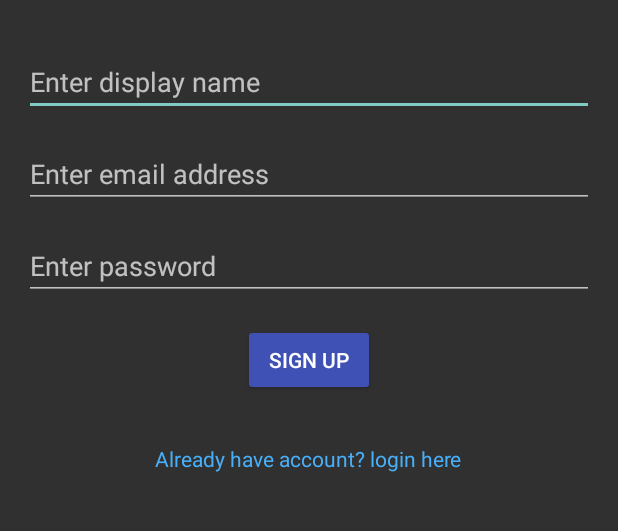
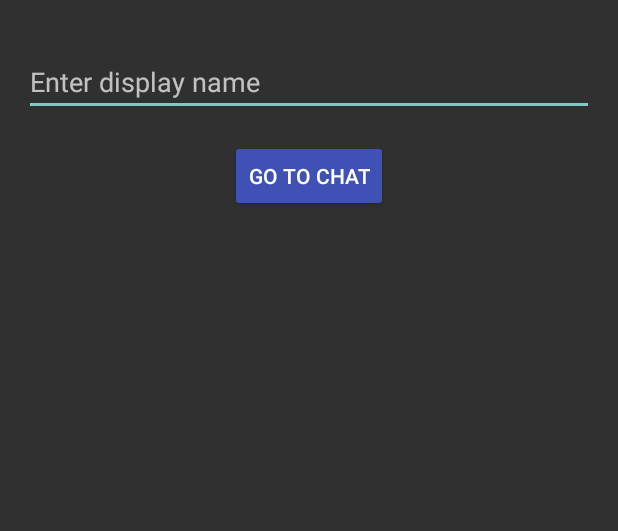
Before and after one commit to iamrahulyadav/hot, an Android app: the RegisterActivity screen opened directly, with no data from a screen before it, on a phone screen of 412 x 824 dp, the part 228-759 px from its top. Run offline under Robolectric (Android 15) with nearby library versions, the phone set to English and light mode, and no system bars; our stand-ins replace Firebase (no records; nobody signed in at launch, a user with empty details on screens opened directly), Picasso; libraries missing offline, so code that uses them is left out: com.arasthel.asyncjob; pictures from the network do not load; Roboto replaces fonts that are not available here.

Commit message:
adding sign in anonymously with just name

```diff
--- a/app/src/main/java/com/hotactress/hot/activities/ChatMainActivity.java
+++ b/app/src/main/java/com/hotactress/hot/activities/ChatMainActivity.java
@@ -86,7 +86,8 @@ public class ChatMainActivity extends PresenceActivity {
     }
 
     public void logout() {
-        FirebaseAuth.getInstance().signOut();
+        Gen.saveLogOutInLocalStorage();
+//        FirebaseAuth.getInstance().signOut();
         Gen.startActivity(this, true, RegisterActivity.class);
     }
 
--- a/app/src/main/java/com/hotactress/hot/activities/StartActivity.java
+++ b/app/src/main/java/com/hotactress/hot/activities/StartActivity.java
@@ -61,7 +61,7 @@ public class StartActivity extends AppCompatActivity {
         if(Gen.isUserOpeningAppForTheFirstTime()) {
             Gen.startActivity(this, true, IntroSliderActivity.class);
         }
-        else if(mAuth.getCurrentUser() != null) {
+        else if(Gen.isUserLoggedInInLocalStorage()) {
             Gen.startActivity(this, true, ChatMainActivity.class);
         } else {
             Gen.startActivity(this, true, RegisterActivity.class);
--- a/app/src/main/java/com/hotactress/hot/utils/Constants.java
+++ b/app/src/main/java/com/hotactress/hot/utils/Constants.java
@@ -16,8 +16,8 @@ public class Constants {
     public static String INVITE_URL_FOR_USER = "INVITE_URL_FOR_USER";
     public static String INVITED_BY = "invitedBy";
     public static final String NOT_FIRST_TIME_LAUNCH = "not_first_time_launch";
-
-
+    public static final String LOGGED_IN = "LOGGED_IN";
+    public static final String LOGGED_IN_USER_NAME = "LOGGED_IN_USER_NAME";
 
     public static final String PUZZLE_SOLVING_ACTIVITY = "PUZZLE_SOLVING_ACTIVITY";
     public static final String SHARE_ACTIVITY = "SHARE_ACTIVITY";
--- a/app/src/main/res/layout/activity_register.xml
+++ b/app/src/main/res/layout/activity_register.xml
@@ -38,46 +38,16 @@
                 android:inputType="text"
                 />
 
-            <android.support.design.widget.TextInputEditText
-                android:layout_width="match_parent"
-                android:layout_height="wrap_content"
-                android:id="@+id/register_email"
-                android:hint="Enter email address"
-                android:layout_below="@id/register_display_name"
-                android:layout_marginBottom="@dimen/margin_bottom"
-                android:inputType="textEmailAddress"
-                />
-
-            <android.support.design.widget.TextInputEditText
-                android:layout_width="match_parent"
-                android:layout_height="wrap_content"
-                android:id="@+id/register_password"
-                android:hint="Enter password"
-                android:layout_below="@id/register_email"
-                android:layout_marginBottom="@dimen/margin_bottom"
-                android:inputType="textPassword"
-                />
 
             <Button
                 android:layout_width="wrap_content"
                 android:layout_height="wrap_content"
-                android:text="Sign Up"
+                android:text="Go to Chat"
                 android:backgroundTint="@color/colorPrimary"
-                android:layout_below="@id/register_password"
+                android:layout_below="@id/register_display_name"
                 android:layout_centerHorizontal="true"
                 android:layout_marginBottom="@dimen/margin_bottom"
                 android:id="@+id/register_sign_up"/>
-
-            <TextView
-                android:layout_width="wrap_content"
-                android:layout_height="wrap_content"
-                style="@style/LinkButton"
-                android:id="@+id/register_login_link"
-                android:text="Already have account? login here"
-                android:layout_below="@id/register_sign_up"
-                android:layout_marginTop="@dimen/margin_top"
-                android:layout_centerHorizontal="true"
-                />
 
 
         </RelativeLayout>
```
Also changed, not shown: app/src/main/java/com/hotactress/hot/activities/RegisterActivity.java (+23 -17 lines), app/src/main/java/com/hotactress/hot/utils/Gen.java (+37 -10 lines).
